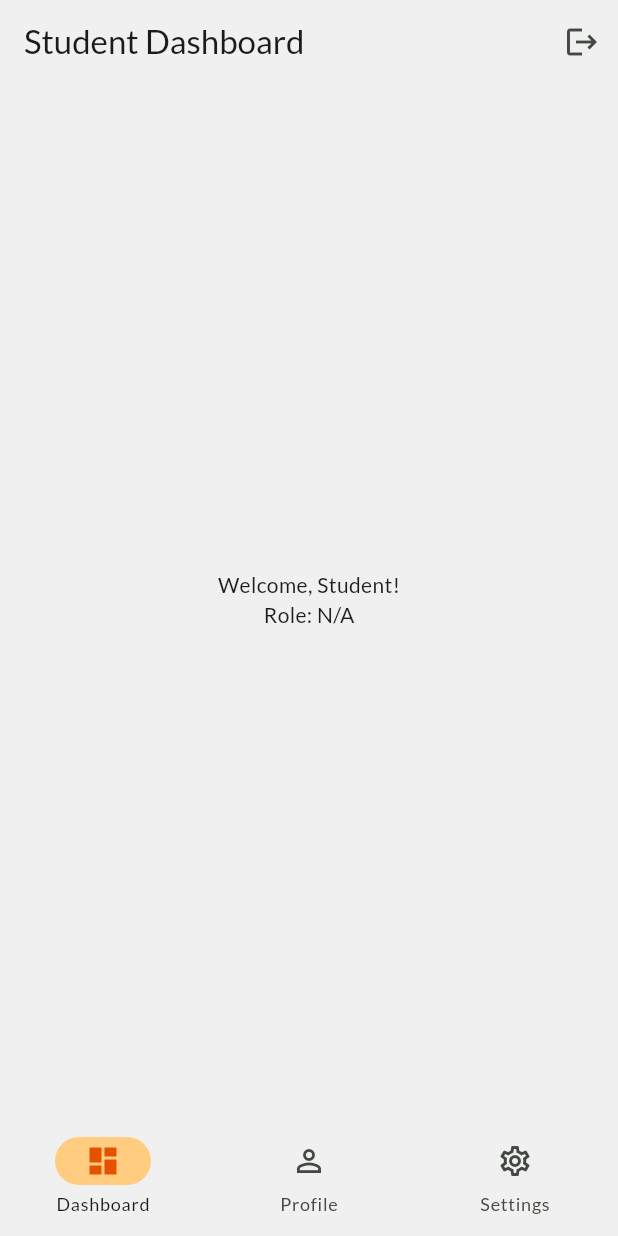
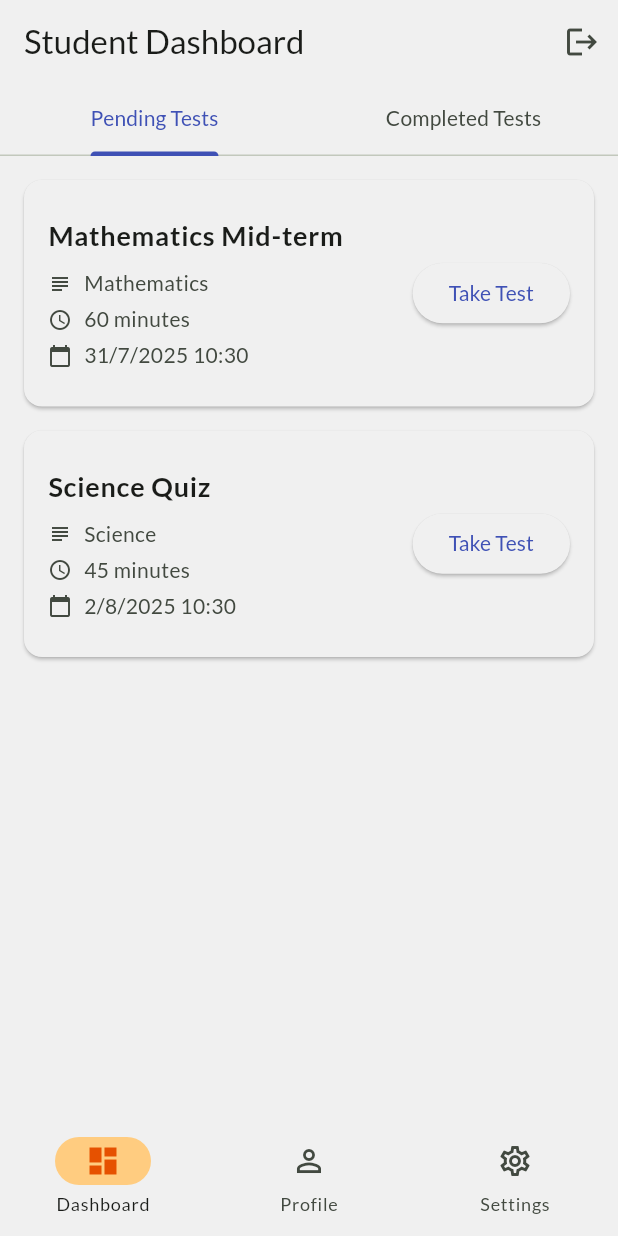
Before and after one commit to EV-OD/testpoint, a Flutter app: the StudentDashboard screen opened by its route, on a phone screen of 412 x 824 dp. Run offline on Flutter 3.47's test engine with Material 3 defaults, Android fonts, the phone set to English and light mode, and no system bars; our stand-ins replace go_router, google_fonts, shared_preferences; accounts and stored records are empty.

Commit message:
feat: added pending and completed tabs in student dashboard

```diff
--- a/lib/features/student/screens/student_dashboard.dart
+++ b/lib/features/student/screens/student_dashboard.dart
@@ -2,6 +2,7 @@
 import 'package:flutter/material.dart';
 import 'package:provider/provider.dart';
 import 'package:testpoint/providers/auth_provider.dart';
+import 'package:testpoint/features/student/widgets/student_test_list.dart';
 
 enum NavigationTab { dashboard, profile, settings }
 
@@ -27,16 +28,55 @@ class _StudentDashboardState extends State<StudentDashboard> {
   }
 
   Widget _buildDashboardContent() {
-    final authProvider = Provider.of<AuthProvider>(context);
-    return Center(
+    return DefaultTabController(
+      length: 2,
       child: Column(
-        mainAxisAlignment: MainAxisAlignment.center,
         children: [
-          Text('Welcome, ${authProvider.currentUser?.name ?? 'Student'}!'),
-          Text('Role: ${authProvider.currentUser?.role.toString().split('.').last ?? 'N/A'}'),
-          // TODO: Add tabs for pending and completed tests
+          const TabBar(
+            tabs: [
+              Tab(text: 'Pending Tests'),
+              Tab(text: 'Completed Tests'),
+            ],
+          ),
+          Expanded(
+            child: TabBarView(
+              children: [
+                _buildTestList(isCompleted: false),
+                _buildTestList(isCompleted: true),
+              ],
+            ),
+          ),
         ],
       ),
+    );
+  }
+
+  Widget _buildTestList({required bool isCompleted}) {
+    // TODO: Replace with actual data from backend
+    final dummyTests = [
+      StudentTest(
+        id: '1',
+        name: 'Mathematics Mid-term',
+        subject: 'Mathematics',
+        scheduledDate: DateTime.now().add(const Duration(days: 1)),
+        duration: 60,
+        isCompleted: isCompleted,
+        score: isCompleted ? 85 : null,
+      ),
+      StudentTest(
+        id: '2',
+        name: 'Science Quiz',
+        subject: 'Science',
+        scheduledDate: DateTime.now().add(const Duration(days: 3)),
+        duration: 45,
+        isCompleted: isCompleted,
+        score: isCompleted ? 92 : null,
+      ),
+    ];
+
+    return StudentTestList(
+      tests: dummyTests.where((test) => test.isCompleted == isCompleted).toList(),
+      isCompletedTab: isCompleted,
     );
   }
 
--- /dev/null
+++ b/lib/features/student/widgets/student_test_list.dart
@@ -0,0 +1,137 @@
+import 'package:flutter/material.dart';
+
+// TODO: Replace with actual test model from backend
+class StudentTest {
+  final String id;
+  final String name;
+  final String subject;
+  final DateTime scheduledDate;
+  final int duration;
+  final bool isCompleted;
+  final int? score;
+
+  StudentTest({
+    required this.id,
+    required this.name,
+    required this.subject,
+    required this.scheduledDate,
+    required this.duration,
+    this.isCompleted = false,
+    this.score,
+  });
+}
+
+class StudentTestList extends StatelessWidget {
+  final List<StudentTest> tests;
+  final bool isCompletedTab;
+
+  const StudentTestList({
+    super.key,
+    required this.tests,
+    required this.isCompletedTab,
+  });
+
+  @override
+  Widget build(BuildContext context) {
+    if (tests.isEmpty) {
+      return Center(
+        child: Column(
+          mainAxisAlignment: MainAxisAlignment.center,
+          children: [
+            Icon(
+              isCompletedTab ? Icons.task : Icons.pending_actions,
+              size: 64,
+              color: Theme.of(context).colorScheme.primary.withOpacity(0.5),
+            ),
+            const SizedBox(height: 16),
+            Text(
+              'No ${isCompletedTab ? 'completed' : 'pending'} tests',
+              style: Theme.of(context).textTheme.titleLarge,
+            ),
+            if (!isCompletedTab) ...[
+              const SizedBox(height: 8),
+              const Text(
+                'Your upcoming tests will appear here',
+                style: TextStyle(color: Colors.grey),
+              ),
+            ],
+          ],
+        ),
+      );
+    }
+
+    return ListView.builder(
+      padding: const EdgeInsets.all(16),
+      itemCount: tests.length,
+      itemBuilder: (context, index) {
+        final test = tests[index];
+        return Card(
+          margin: const EdgeInsets.only(bottom: 16),
+          child: ListTile(
+            contentPadding: const EdgeInsets.all(16),
+            title: Text(
+              test.name,
+              style: const TextStyle(
+                fontWeight: FontWeight.bold,
+                fontSize: 18,
+              ),
+            ),
+            subtitle: Column(
+              crossAxisAlignment: CrossAxisAlignment.start,
+              children: [
+                const SizedBox(height: 8),
+                _buildInfoRow(Icons.subject, test.subject),
+                const SizedBox(height: 4),
+                _buildInfoRow(
+                  Icons.access_time,
+                  '${test.duration} minutes',
+                ),
+                const SizedBox(height: 4),
+                _buildInfoRow(
+                  Icons.calendar_today,
+                  _formatDate(test.scheduledDate),
+                ),
+                if (isCompletedTab && test.score != null) ...[
+                  const SizedBox(height: 4),
+                  _buildInfoRow(
+                    Icons.score,
+                    'Score: ${test.score}%',
+                  ),
+                ],
+              ],
+            ),
+            trailing: !isCompletedTab
+                ? ElevatedButton(
+                    onPressed: () {
+                      // TODO: Navigate to take test screen
+                    },
+                    child: const Text('Take Test'),
+                  )
+                : Icon(
+                    Icons.check_circle,
+                    color: Theme.of(context).colorScheme.primary,
+                  ),
+            onTap: () {
+              // TODO: Navigate to test details/results
+            },
+          ),
+        );
+      },
+    );
+  }
+
+  Widget _buildInfoRow(IconData icon, String text) {
+    return Row(
+      children: [
+        Icon(icon, size: 16),
+        const SizedBox(width: 8),
+        Text(text),
+      ],
+    );
+  }
+
+  String _formatDate(DateTime date) {
+    // TODO: Use a proper date formatting library
+    return '${date.day}/${date.month}/${date.year} ${date.hour}:${date.minute.toString().padLeft(2, '0')}';
+  }
+}
```
